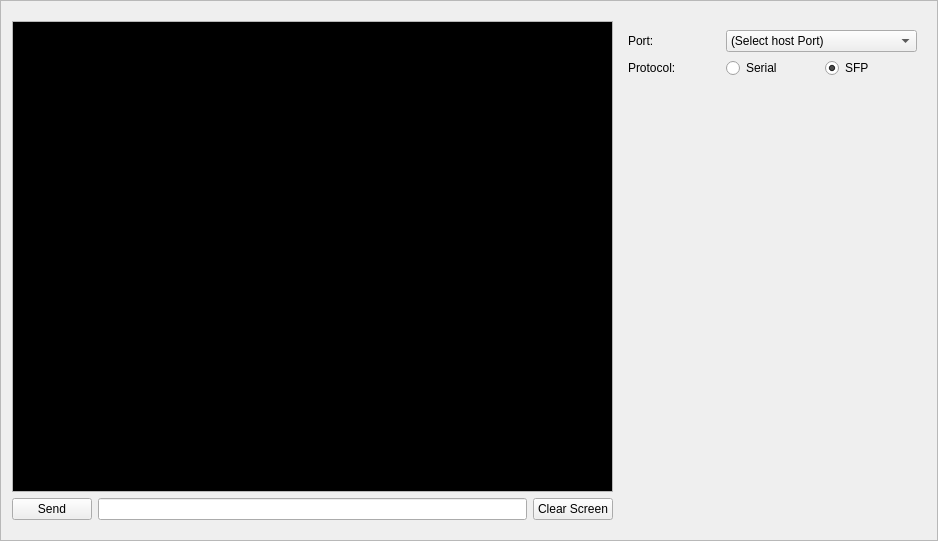
Qt form terminal.ui (strawbot/TimbreTalk) before a commit.
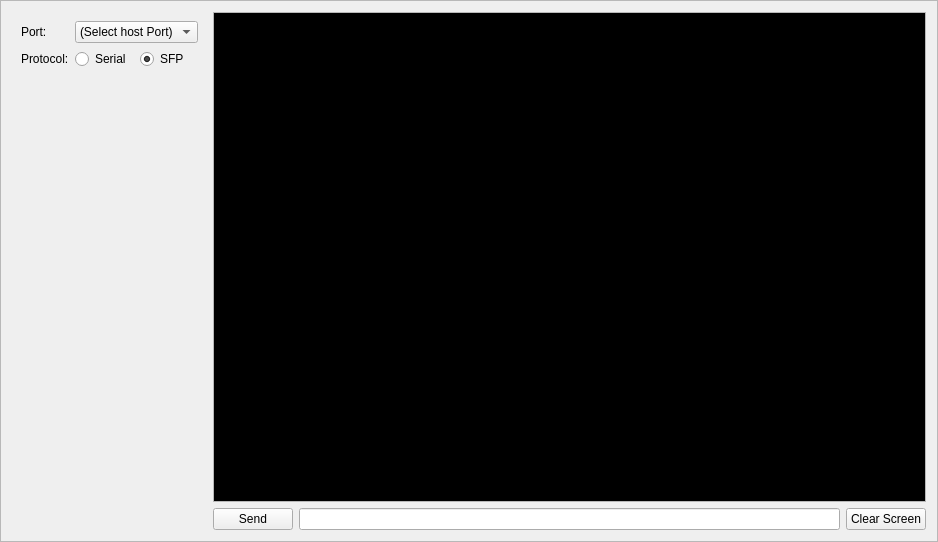
The same form after that commit.

Commit message: text window grows in both directions with app window

```diff
--- a/terminal.ui
+++ b/terminal.ui
@@ -7,9 +7,15 @@
     <x>0</x>
     <y>0</y>
     <width>938</width>
-    <height>541</height>
+    <height>542</height>
    </rect>
   </property>
+  <property name="sizePolicy">
+   <sizepolicy hsizetype="Preferred" vsizetype="Preferred">
+    <horstretch>0</horstretch>
+    <verstretch>0</verstretch>
+   </sizepolicy>
+  </property>
   <property name="windowTitle">
    <string>Frame</string>
   </property>
@@ -19,11 +25,126 @@
   <property name="frameShadow">
    <enum>QFrame::Raised</enum>
   </property>
-  <layout class="QFormLayout" name="formLayout">
-   <item row="0" column="0">
-    <layout class="QVBoxLayout" name="verticalLayout">
+  <layout class="QHBoxLayout" name="horizontalLayout_3">
+   <item>
+    <layout class="QVBoxLayout" name="verticalLayout_2">
+     <item>
+      <widget class="QWidget" name="widget" native="true">
+       <property name="sizePolicy">
+        <sizepolicy hsizetype="Preferred" vsizetype="Fixed">
+         <horstretch>0</horstretch>
+         <verstretch>0</verstretch>
+        </sizepolicy>
+       </property>
+       <property name="layoutDirection">
+        <enum>Qt::LeftToRight</enum>
+       </property>
+       <layout class="QHBoxLayout" name="horizontalLayout">
+        <property name="spacing">
+         <number>-1</number>
+        </property>
+        <item>
+         <layout class="QGridLayout" name="gridLayout">
+          <item row="0" column="0">
+           <widget class="QLabel" name="label">
+            <property name="text">
+             <string>Port:</string>
+            </property>
+           </widget>
+          </item>
+          <item row="0" column="1" colspan="2">
+           <widget class="QComboBox" name="PortSelect">
+            <property name="sizePolicy">
+             <sizepolicy hsizetype="Preferred" vsizetype="MinimumExpanding">
+              <horstretch>0</horstretch>
+              <verstretch>0</verstretch>
+             </sizepolicy>
+            </property>
+            <property name="maximumSize">
+             <size>
+              <width>16777215</width>
+              <height>16777215</height>
+             </size>
+            </property>
+            <property name="layoutDirection">
+             <enum>Qt::LeftToRight</enum>
+            </property>
+            <property name="insertPolicy">
+             <enum>QComboBox::InsertAlphabetically</enum>
+            </property>
+            <item>
+             <property name="text">
+              <string>(Select host Port)</string>
+             </property>
+            </item>
+           </widget>
+          </item>
+          <item row="1" column="0">
+           <widget class="QLabel" name="label_2">
+            <property name="text">
+             <string>Protocol:</string>
+            </property>
+           </widget>
+          </item>
+          <item row="1" column="1">
+           <widget class="QRadioButton" name="SetSerial">
+            <property name="text">
+             <string>Serial</string>
+            </property>
+            <attribute name="buttonGroup">
+             <string notr="true">buttonGroup</string>
+            </attribute>
+           </widget>
+          </item>
+          <item row="1" column="2">
+           <widget class="QRadioButton" name="SetSfp">
+            <property name="minimumSize">
+             <size>
+              <width>0</width>
+              <height>0</height>
+             </size>
+            </property>
+            <property name="text">
+             <string>SFP</string>
+            </property>
+            <property name="checked">
+             <bool>true</bool>
+            </property>
+            <attribute name="buttonGroup">
+             <string notr="true">buttonGroup</string>
+            </attribute>
+           </widget>
+          </item>
+         </layout>
+        </item>
+       </layout>
+      </widget>
+     </item>
+     <item>
+      <spacer name="verticalSpacer">
+       <property name="orientation">
+        <enum>Qt::Vertical</enum>
+       </property>
+       <property name="sizeHint" stdset="0">
+        <size>
+         <width>20</width>
+         <height>40</height>
+        </size>
+       </property>
+      </spacer>
+     </item>
+    </layout>
+   </item>
+   <item>
+    <layout class="QVBoxLayout" name="verticalLayout" stretch="1,0">
      <item>
       <widget class="QPlainTextEdit" name="textEdit">
+       <property name="sizePolicy">
+        <sizepolicy hsizetype="Expanding" vsizetype="Expanding">
+         <horstretch>0</horstretch>
+         <verstretch>1</verstretch>
+        </sizepolicy>
+       </property>
        <property name="minimumSize">
         <size>
          <width>601</width>
@@ -175,6 +296,9 @@
      </item>
      <item>
       <layout class="QHBoxLayout" name="horizontalLayout_2">
+       <property name="sizeConstraint">
+        <enum>QLayout::SetFixedSize</enum>
+       </property>
        <item>
         <widget class="QPushButton" name="SendCommand">
          <property name="text">
@@ -196,95 +320,6 @@
      </item>
     </layout>
    </item>
-   <item row="0" column="1">
-    <widget class="QWidget" name="widget" native="true">
-     <property name="sizePolicy">
-      <sizepolicy hsizetype="Preferred" vsizetype="Fixed">
-       <horstretch>0</horstretch>
-       <verstretch>0</verstretch>
-      </sizepolicy>
-     </property>
-     <property name="layoutDirection">
-      <enum>Qt::LeftToRight</enum>
-     </property>
-     <layout class="QHBoxLayout" name="horizontalLayout">
-      <item>
-       <layout class="QGridLayout" name="gridLayout">
-        <item row="0" column="0">
-         <widget class="QLabel" name="label">
-          <property name="text">
-           <string>Port:</string>
-          </property>
-         </widget>
-        </item>
-        <item row="0" column="1" colspan="2">
-         <widget class="QComboBox" name="PortSelect">
-          <property name="sizePolicy">
-           <sizepolicy hsizetype="Preferred" vsizetype="MinimumExpanding">
-            <horstretch>0</horstretch>
-            <verstretch>0</verstretch>
-           </sizepolicy>
-          </property>
-          <property name="maximumSize">
-           <size>
-            <width>16777215</width>
-            <height>16777215</height>
-           </size>
-          </property>
-          <property name="layoutDirection">
-           <enum>Qt::LeftToRight</enum>
-          </property>
-          <property name="insertPolicy">
-           <enum>QComboBox::InsertAlphabetically</enum>
-          </property>
-          <item>
-           <property name="text">
-            <string>(Select host Port)</string>
-           </property>
-          </item>
-         </widget>
-        </item>
-        <item row="1" column="0">
-         <widget class="QLabel" name="label_2">
-          <property name="text">
-           <string>Protocol:</string>
-          </property>
-         </widget>
-        </item>
-        <item row="1" column="1">
-         <widget class="QRadioButton" name="SetSerial">
-          <property name="text">
-           <string>Serial</string>
-          </property>
-          <attribute name="buttonGroup">
-           <string notr="true">buttonGroup</string>
-          </attribute>
-         </widget>
-        </item>
-        <item row="1" column="2">
-         <widget class="QRadioButton" name="SetSfp">
-          <property name="minimumSize">
-           <size>
-            <width>0</width>
-            <height>0</height>
-           </size>
-          </property>
-          <property name="text">
-           <string>SFP</string>
-          </property>
-          <property name="checked">
-           <bool>true</bool>
-          </property>
-          <attribute name="buttonGroup">
-           <string notr="true">buttonGroup</string>
-          </attribute>
-         </widget>
-        </item>
-       </layout>
-      </item>
-     </layout>
-    </widget>
-   </item>
   </layout>
  </widget>
  <resources/>
```
